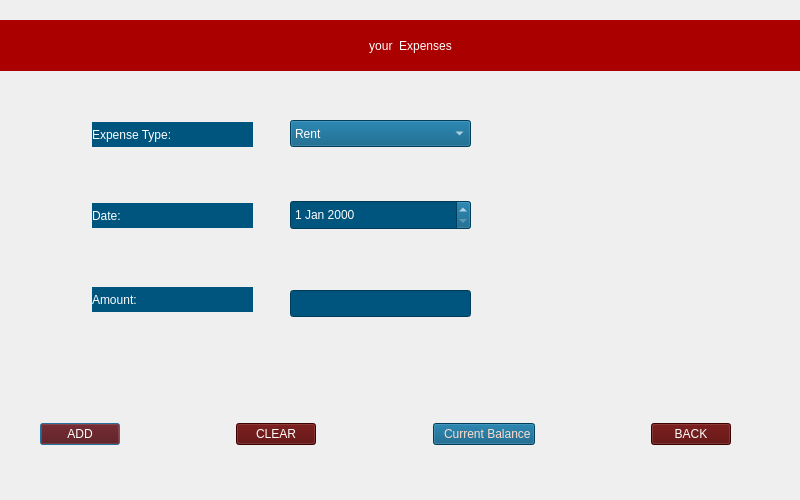
The window that expensebox.ui (Cyb3rSoldier/Finance-Manager) describes before a commit, drawn with Qt 5.
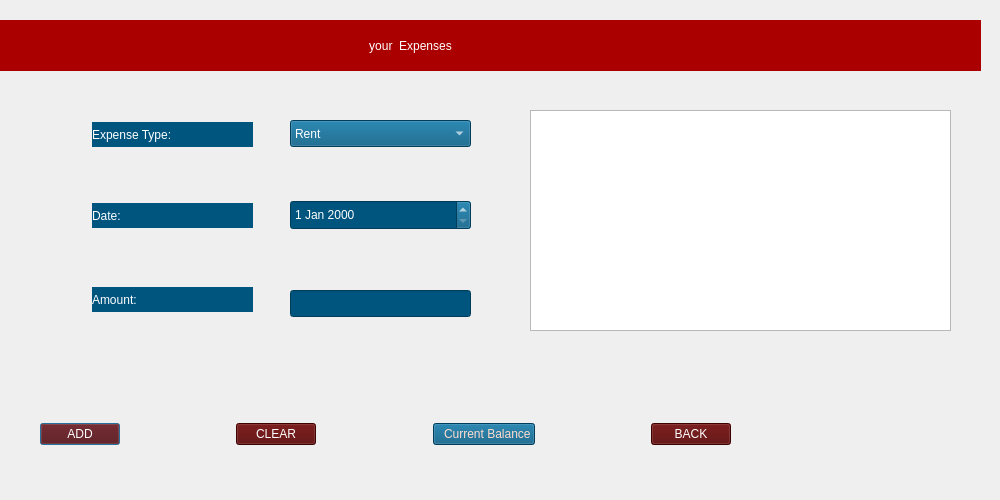
The same window after the commit. Icons and pictures are not drawn.

The edit to the form file:
```diff
--- a/expensebox.ui
+++ b/expensebox.ui
@@ -6,7 +6,7 @@
    <rect>
     <x>0</x>
     <y>0</y>
-    <width>800</width>
+    <width>1000</width>
     <height>500</height>
    </rect>
   </property>
@@ -215,7 +215,7 @@
 background-color: rgb(0, 85, 127);</string>
    </property>
   </widget>
-  <widget class="QWidget" name="">
+  <widget class="QWidget" name="layoutWidget">
    <property name="geometry">
     <rect>
      <x>40</x>
@@ -331,6 +331,25 @@
     </item>
    </layout>
   </widget>
+  <widget class="QTableView" name="tableView">
+   <property name="geometry">
+    <rect>
+     <x>530</x>
+     <y>110</y>
+     <width>421</width>
+     <height>221</height>
+    </rect>
+   </property>
+   <property name="minimumSize">
+    <size>
+     <width>421</width>
+     <height>0</height>
+    </size>
+   </property>
+   <property name="toolTip">
+    <string>&lt;html&gt;&lt;head/&gt;&lt;body&gt;&lt;p&gt;&lt;br/&gt;&lt;/p&gt;&lt;/body&gt;&lt;/html&gt;</string>
+   </property>
+  </widget>
  </widget>
  <resources/>
  <connections/>
```
